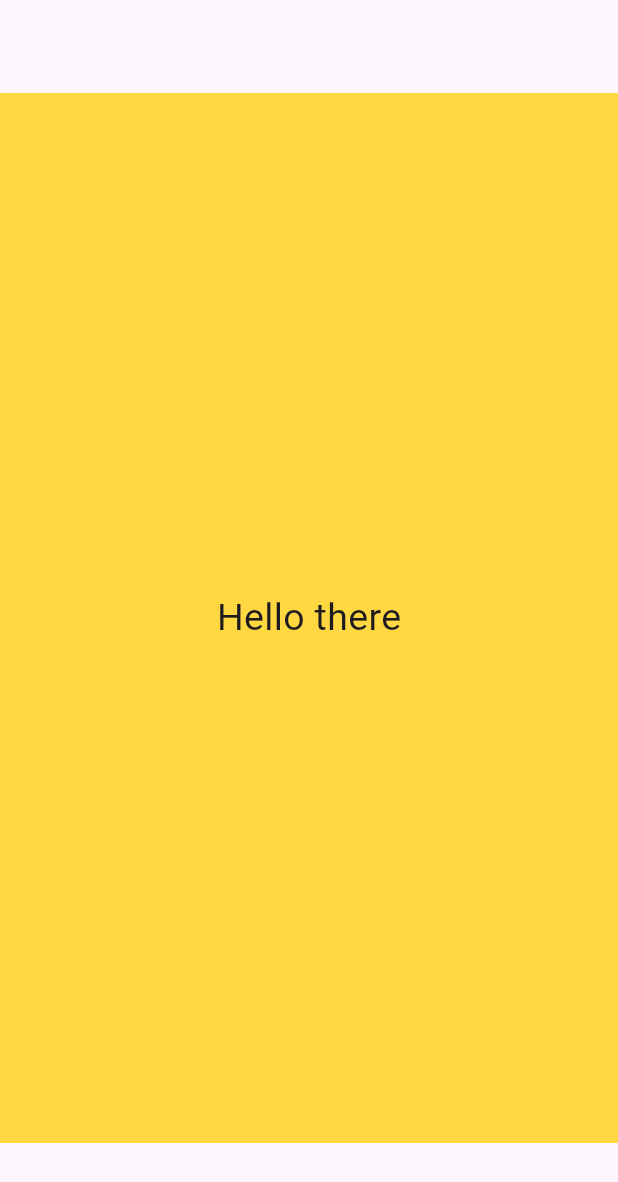
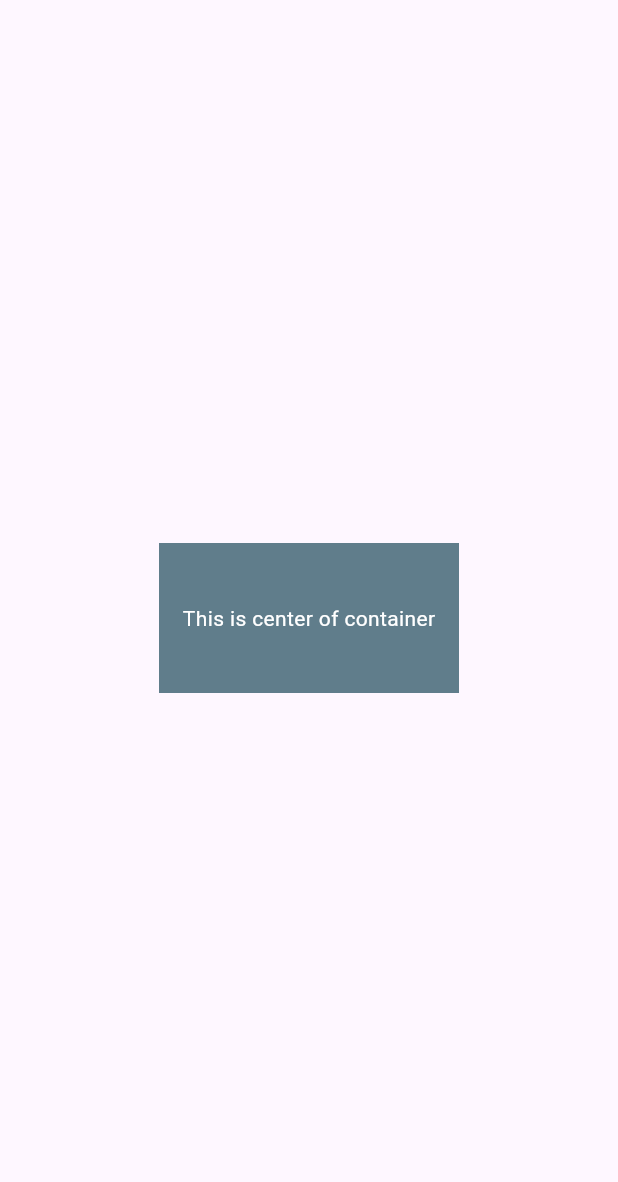
Before and after one commit to masked-redhat/learn-flutter, a Flutter app: the screen it shows after launch, on a phone screen of 412 x 824 dp. Shown: the top 1182 px of the screen. Run offline on Flutter 3.47's test engine with Material 3 defaults, Android fonts, the phone set to English and light mode, and no system bars.

Commit message:
learn: center widget

```diff
--- a/lib/main.dart
+++ b/lib/main.dart
@@ -13,11 +13,14 @@ class MainApp extends StatelessWidget {
       home: Scaffold(
         body: Center(
           child: Container(
-            width: 700,
-            height: 700,
-            color: Colors.amberAccent,
+            width: 200,
+            height: 100,
+            color: Colors.blueGrey,
             child: Center(
-              child: Text('Hello there', style: TextStyle(fontSize: 25)),
+              child: Text(
+                'This is center of container',
+                style: TextStyle(color: Colors.white),
+              ),
             ),
           ),
         ),
```
